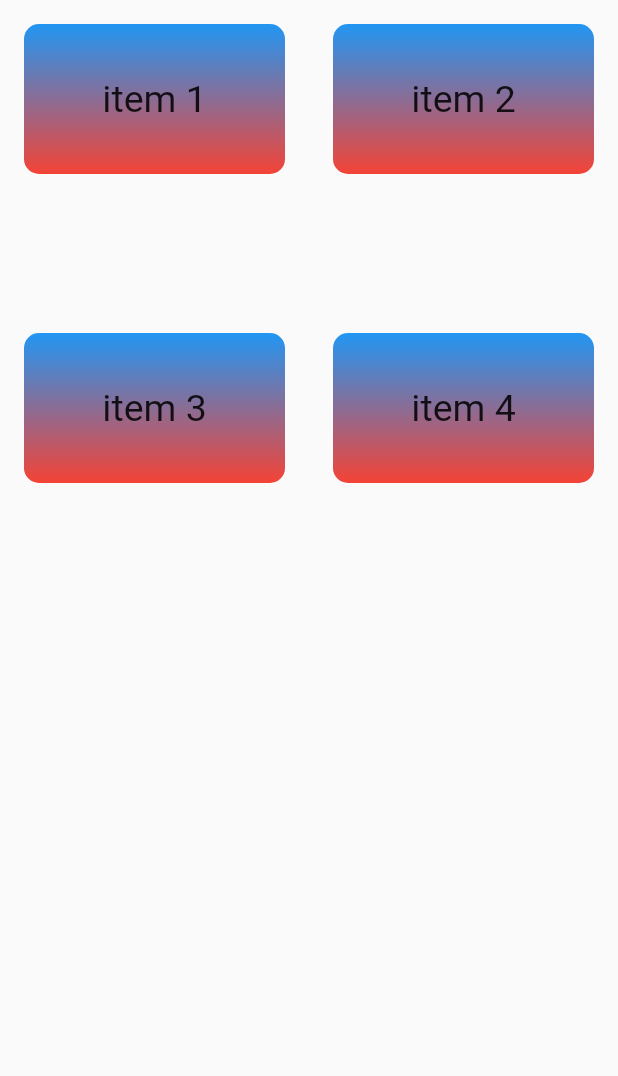
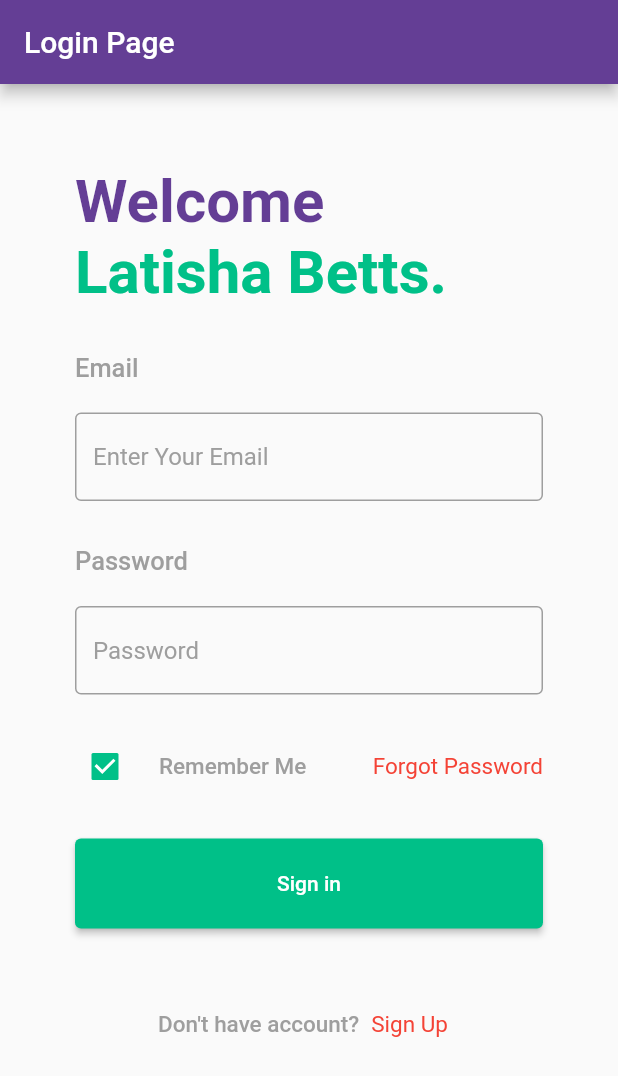
Before and after one commit to AavashGyawali/flutter_class1, a Flutter app: the screen it shows after launch, on a phone screen of 412 x 824 dp. Shown: the top 1076 px of the screen. Run offline on Flutter 3.47's test engine with Material 2 defaults, Android fonts, the phone set to English and light mode, and no system bars.

Commit message:
new form project with regx vadlidator

```diff
--- a/lib/main.dart
+++ b/lib/main.dart
@@ -2,9 +2,13 @@ import 'package:class_1/MyGridView/gridView2.dart';
 import 'package:class_1/Mylist/listViewClassMethode.dart';
 import 'package:class_1/Mylist/my_list.dart';
 import 'package:class_1/practice/Alert.dart';
+import 'package:class_1/practice/Forgot_Password.dart';
+import 'package:class_1/practice/Hlw2Nav.dart';
+import 'package:class_1/practice/Sign_Up.dart';
 import 'package:class_1/practice/button.dart';
 import 'package:class_1/practice/checkbox.dart';
 import 'package:class_1/practice/container.dart';
+import 'package:class_1/practice/hlw2_using_regx.dart';
 import 'package:class_1/practice/text_field.dart';
 import 'package:class_1/practice/hlw_1.dart';
 import 'package:class_1/practice/my_alert_dialog.dart';
@@ -36,7 +40,10 @@ class MyApp extends StatelessWidget {
       ),
       initialRoute: '/',
       routes: {
-        '/': (context) => const GridViewBuilder(),
+        '/': (context) => const Hlw2Regx(),
+        '/second' : (context)=> const Hlw2Nav(),
+        '/forgotpassword': (context)=> const ForgotPassword(),
+        '/signup' :  (context)=> const SignUp(),
 
       },
       // home: const FormWidget(),// auta maatra haalna milcha
--- /dev/null
+++ b/lib/practice/hlw2_using_regx.dart
@@ -0,0 +1,298 @@
+import 'package:flutter/material.dart';
+
+class Hlw2Regx extends StatefulWidget {
+  const Hlw2Regx({Key? key}) : super(key: key);
+
+  @override
+  State<Hlw2Regx> createState() => _Hlw2RegxState();
+}
+
+class _Hlw2RegxState extends State<Hlw2Regx> {
+  bool? check1 = true, signUP=false,signUp1=false;
+  final _formKey= GlobalKey<FormState>();
+  RegExp pass_valid = RegExp(r"((?=.*\d)(?=.*[a-z])(?=.*[A-Z])(?=.*\W)){10,}");
+  RegExp pass_valid_email= RegExp(r"^[a-zA-Z0-9.a-zA-Z0-9.!#$%&'*+-/=?^_`{|}~]+@[a-zA-Z0-9]+\.[a-zA-Z]+");
+  bool validatePassword(String pass){
+    String _password = pass.trim();
+    if(pass_valid.hasMatch(_password)){
+      return true;
+    }else{
+      return false;
+    }
+  }
+
+  bool validateEmail(String pass){
+    String _email = pass.trim();
+    if(pass_valid_email.hasMatch(_email)){
+      return true;
+    }else{
+      return false;
+    }
+  }
+
+
+  @override
+  Widget build(BuildContext context) {
+    return Scaffold(
+      resizeToAvoidBottomInset: false,
+      appBar: AppBar(
+        backgroundColor: const Color(0XFF643E95),
+        // centerTitle: true,
+        title: const Text("Login Page"),
+      ),
+      body: Container(
+        height: 800,
+        width: 500,
+        margin: const EdgeInsets.only(top: 30, left: 20, right: 20, bottom: 30),
+        padding: const EdgeInsets.only(top: 25, left: 30, right: 30),
+        decoration: const BoxDecoration(),
+        child: Form(
+          key: _formKey,
+          child: Column(
+            crossAxisAlignment: CrossAxisAlignment.start,
+            children: [
+              _welcomeText(),//prints Welcome
+              _latisha_betts(),//prints Latisha Betts
+              _textEmail(),// a text named email is printed
+              _sizeBox(),//size box of 20 height
+              _textFormFieldOfEmail(),// a text Field for Email is produced
+              _textPassword(),// a text named password is printed
+              _textFormFieldOfPassword(),//a text Field for password is produced
+              _sizeBox(),//size box of 20 height
+
+              Row(
+                children: [
+                  _checkBox(),//check box with Remember me is created
+                  _textButtonForgetPassword(),// Forget me text button is created
+                ],
+              ),
+              _sizeBox(),//size box of 20 height
+              _signInButton(),
+              _sizeBox(),//size box of 20 height
+              _sizeBox(),//size box of 20 height
+              Row(
+                mainAxisAlignment: MainAxisAlignment.center,
+                children: [
+                  _textDontHaveAccount(),
+                  _textButtonSignUp(),
+                ],
+              ),
+            ],
+          ),
+        ),
+      ),
+    );
+  }
+
+  _welcomeText() {
+    return const Text("Welcome",
+        style: TextStyle(
+          color: Color(0XFF643E95),
+          fontSize: 40,
+          fontWeight: FontWeight.bold,
+        ));
+  }
+
+  _latisha_betts() {
+    return const Text(
+      "Latisha Betts.",
+      style: TextStyle(
+          color: Color(0XFF00C088),
+          fontSize: 40,
+          fontWeight: FontWeight.bold),
+    );
+  }
+
+  _textEmail() {
+    return Container(
+      margin: const EdgeInsets.only(top: 30),
+      child: const Text("Email",
+          style: TextStyle(
+              color: Colors.grey,
+              fontSize: 17,
+              fontWeight: FontWeight.w500)),
+    );
+  }
+
+  _sizeBox() {
+    return const SizedBox(
+      height: 20,
+    );
+  }
+
+  _textFormFieldOfEmail() {
+    return TextFormField(
+      validator: (value1){
+        if(value1!.isEmpty){
+          return "plese enter Email";
+
+        }
+        else{
+          bool result1 = validateEmail(value1);
+          if (result1){
+            signUp1=true;
+
+          }
+          else{
+            return "Write Email in abc@xyz.com form";
+          }
+        }
+
+      },
+
+      decoration: const InputDecoration(
+        hintText: "Enter Your Email",
+        hintStyle: TextStyle(
+            color: Colors.grey
+        ),
+        fillColor: Colors.green,
+        // labelText: "Enter your Email",
+        enabledBorder: OutlineInputBorder(
+            borderSide: BorderSide(color: Colors.grey,width:1)),
+        focusedBorder:  OutlineInputBorder(
+
+          borderSide:  BorderSide(color: Color(0XFF00C088),width: 3 ),
+
+        ),
+      ),
+    );
+  }
+
+  _textPassword() {
+    return Container(
+      margin: const EdgeInsets.only(top: 30, bottom: 20),
+      child: const Text("Password",
+          style: TextStyle(
+              color: Colors.grey,
+              fontSize: 17,
+              fontWeight: FontWeight.w500)),
+    );
+  }
+
+  _textFormFieldOfPassword() {
+    return TextFormField(
+      validator: (value){
+        if(value!.isEmpty){
+          return "plese enter a password";
+
+        }
+        else{
+          bool result = validatePassword(value);
+          if (result){
+            signUP=true;
+
+          }
+          else{
+            return "Password should contain Capital, small letter & \nNumber & Special character with atleast 10";
+          }
+        }
+
+      },
+      obscureText: true,
+      decoration: const InputDecoration(
+        hintStyle: TextStyle(
+            color: Colors.grey
+        ),
+        // labelText: "Password",
+        hintText: "Password",
+        enabledBorder: OutlineInputBorder(
+            borderSide: BorderSide(color: Colors.grey, width: 1)),
+        focusedBorder:  OutlineInputBorder(
+
+          borderSide:  BorderSide(color: Color(0XFF00C088),width: 3 ),
+
+        ),
+      ),
+    );
+  }
+
+  _checkBox() {
+    return Expanded(
+      child: CheckboxListTile(
+
+        contentPadding: const EdgeInsets.only(right: 20.0),
+        //checkbox positioned at left
+
+        value: check1,
+        activeColor: const Color(0XFF00C088),
+        checkColor: Colors.white,
+
+
+        controlAffinity: ListTileControlAffinity.leading,
+        onChanged: (bool? value) {
+          setState(() {
+            check1 = value;
+          });
+        },
+        title: const Text("Remember Me",
+
+            style: TextStyle(
+                color: Colors.grey,
+                fontSize: 15,
+                fontWeight: FontWeight.w500)),
+      ),
+    );
+  }
+
+  _textButtonForgetPassword() {
+    return TextButton(
+
+        style: TextButton.styleFrom(
+          padding: const EdgeInsets.only(left: 20),
+          textStyle: const TextStyle(fontSize: 15),
+        ),
+        onPressed: () {
+          Navigator.pushNamed(context, '/forgotpassword');
+        },
+        child: const Text(
+          "Forgot Password",
+          style: TextStyle(
+            color: Colors.red,
+          ),
+        ));
+  }
+
+  _signInButton() {
+    return ElevatedButton(
+
+      style: ElevatedButton.styleFrom(
+          fixedSize:const Size(1000, 60),
+          backgroundColor: const Color(0XFF00C088)
+
+      ),
+      onPressed: () {
+
+        _formKey.currentState!.validate();
+        if (signUP==true && signUp1==true) {
+          Navigator.pushNamed(context, '/second');
+        }//pachadi jaanako laagi
+      },
+      child: const Text("Sign in"),
+    );
+  }
+
+  _textDontHaveAccount() {
+    return const Text(
+      "Don't have account?",
+      style: TextStyle(
+          color: Colors.grey,
+          fontWeight: FontWeight.w500,
+          fontSize: 15),
+    );
+  }
+
+  _textButtonSignUp() {
+    return TextButton(
+        style: TextButton.styleFrom(
+          textStyle: const TextStyle(fontSize: 15),
+        ),
+        onPressed: () {
+
+          Navigator.pushNamed(context, '/signup');
+        },
+        child: const Text(
+          "Sign Up",
+          style: TextStyle(color: Colors.red),
+        ));
+  }
+}
--- a/pubspec.yaml
+++ b/pubspec.yaml
@@ -29,6 +29,7 @@ environment:
 # the latest version available on pub.dev. To see which dependencies have newer
 # versions available, run `flutter pub outdated`.
 dependencies:
+
   flutter:
     sdk: flutter
 
```
Also changed, not shown: lib/practice/Forgot_Password.dart (added, +34 -0 lines), lib/practice/Hlw2Nav.dart (added, +40 -0 lines), lib/practice/Sign_Up.dart (added, +37 -0 lines), 3 other files.
